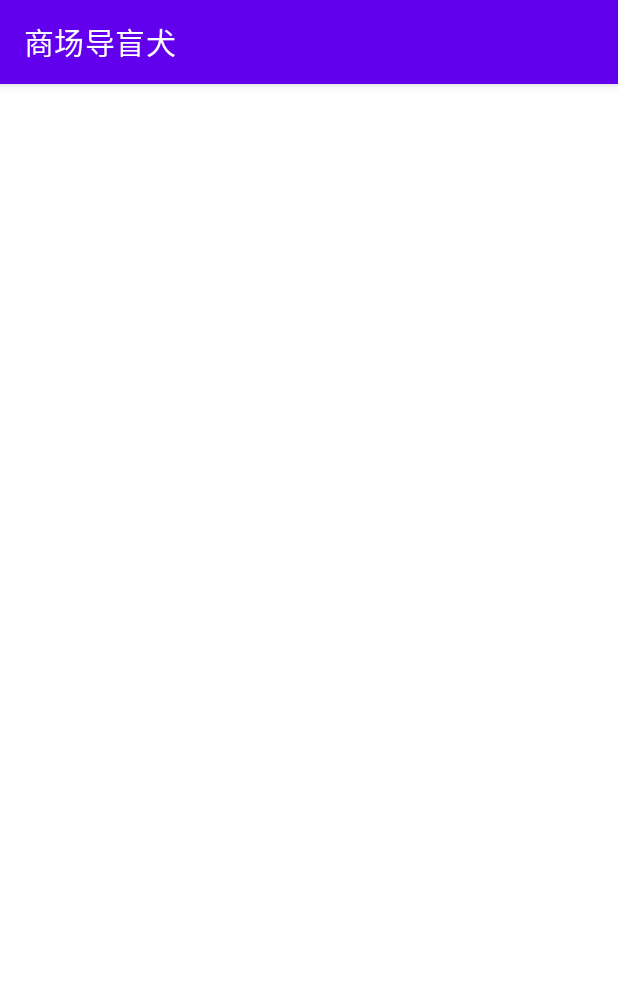
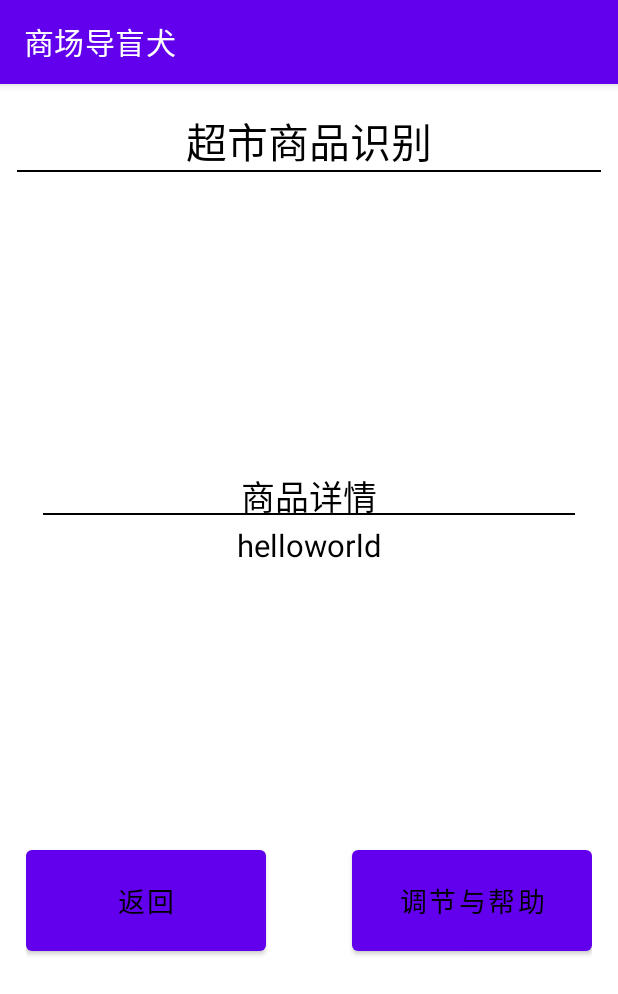
Before and after one commit to bwkst/Navigation_Shopping_Assist_App, an Android app: the Product screen opened directly, with no data from a screen before it, on a phone screen of 412 x 824 dp. Shown: the top 994 px of the screen. Run offline under Robolectric (Android 15) with nearby library versions, the phone set to English and light mode, and no system bars.

Commit message:
前端代码实现——超市商品识别
主页面完成（未进行onClick对接）+空位给摄像头

```diff
--- a/app/src/main/java/com/example/demo/MainActivity.java
+++ b/app/src/main/java/com/example/demo/MainActivity.java
@@ -9,6 +9,6 @@ public class MainActivity extends AppCompatActivity {
     @Override
     protected void onCreate(Bundle savedInstanceState) {
         super.onCreate(savedInstanceState);
-        setContentView(R.layout.activity_main);
+        setContentView(R.layout.activity_product);
     }
 }
--- a/app/src/main/res/layout/activity_product.xml
+++ b/app/src/main/res/layout/activity_product.xml
@@ -9,6 +9,139 @@
     tools:context=".ConfirmMall"
     android:background="#FFFFFF"
     android:orientation="vertical"
-    android:padding="@dimen/dp_70">
+    android:padding="@dimen/dp_10">
+
+    <LinearLayout
+        android:layout_width="match_parent"
+        android:layout_height="@dimen/dp_40"
+        android:orientation="vertical"
+        android:paddingTop="@dimen/dp_5">
+
+        <!--字体(font family)未设-->
+        <!--字颜色暂设 #000000-->
+        <TextView
+            android:id="@+id/product_title"
+            android:layout_width="match_parent"
+            android:layout_height="match_parent"
+            android:height="@dimen/dp_35"
+            android:text="@string/b_product"
+            android:textAlignment="center"
+            android:textColor="#000000"
+            android:textSize="@dimen/sp_24" />
+
+    </LinearLayout>
+
+    <LinearLayout
+        android:layout_width="match_parent"
+        android:layout_height="@dimen/dp_1"
+        android:orientation="vertical">
+
+        <!--分割线-->
+        <View
+            android:layout_width="match_parent"
+            android:layout_height="@dimen/dp_1"
+            android:background="#000000"/>
+
+    </LinearLayout>
+
+    <LinearLayout
+        android:layout_width="match_parent"
+        android:layout_height="@dimen/dp_165"
+        android:orientation="vertical"
+        android:paddingRight="@dimen/dp_35"
+        android:paddingLeft="@dimen/dp_35"
+        android:paddingTop="@dimen/dp_15"
+        android:paddingBottom="@dimen/dp_10">
+
+        <!--拍照区域-->
+
+    </LinearLayout>
+
+    <!--边框用background(drawable)-->
+    <LinearLayout
+        android:layout_width="match_parent"
+        android:layout_height="@dimen/dp_220"
+        android:orientation="vertical"
+        android:paddingRight="@dimen/dp_15"
+        android:paddingLeft="@dimen/dp_15"
+        android:paddingTop="@dimen/dp_9"
+        android:paddingBottom="@dimen/dp_15">
+
+        <!--字体(font family)未设-->
+        <!--字颜色暂设 #000000-->
+        <TextView
+            android:layout_width="match_parent"
+            android:layout_height="@dimen/dp_25"
+            android:id="@+id/product_detail"
+            android:height="@dimen/dp_25"
+            android:text="@string/product_detail"
+            android:textAlignment="center"
+            android:textColor="#000000"
+            android:textSize="@dimen/sp_20"/>
+
+        <!--线条色暂设 #000000-->
+        <View
+            android:layout_width="match_parent"
+            android:layout_height="@dimen/dp_1"
+            android:background="#000000"/>
+
+        <!--字(text)未设：动态-->
+        <!--字体(font family)未设-->
+        <!--字颜色暂设 #000000-->
+        <TextView
+            android:layout_width="match_parent"
+            android:layout_height="match_parent"
+            android:paddingTop="@dimen/dp_5"
+            android:id="@+id/p_details"
+            android:height="@dimen/dp_170"
+            android:text="helloworld"
+            android:textAlignment="center"
+            android:textColor="#000000"
+            android:textSize="@dimen/sp_18"/>
+
+    </LinearLayout>
+
+    <LinearLayout
+        android:layout_width="match_parent"
+        android:layout_height="@dimen/dp_80"
+        android:orientation="vertical"
+        android:paddingTop="@dimen/dp_5"
+        android:paddingLeft="@dimen/dp_5"
+        android:paddingRight="@dimen/dp_5"
+        android:paddingBottom="@dimen/dp_5">
+
+        <!--RelativeLayout 为了按钮排版-->
+        <RelativeLayout
+            android:layout_width="match_parent"
+            android:layout_height="match_parent">
+
+            <!--按钮样式(background)未设 应存于drawable-->
+            <!--字体(font family)未设-->
+            <!--字颜色暂设 #000000-->
+            <Button
+                android:layout_width="@dimen/dp_140"
+                android:layout_height="match_parent"
+                android:id="@+id/b_product_back"
+                android:text="@string/b_back"
+                android:textAlignment="center"
+                android:textColor="#000000"
+                android:textSize="@dimen/sp_16"/>
+
+            <!--按钮样式(background)未设 应存于drawable-->
+            <!--字体(font family)未设-->
+            <!--字颜色暂设 #000000-->
+            <Button
+                android:layout_width="@dimen/dp_140"
+                android:layout_height="match_parent"
+                android:id="@+id/b_product_setting"
+                android:text="@string/b_setting"
+                android:layout_alignParentRight="true"
+                android:textAlignment="center"
+                android:textColor="#000000"
+                android:textSize="@dimen/sp_16"/>
+
+        </RelativeLayout>
+
+    </LinearLayout>
 
 </LinearLayout>
--- a/app/src/main/res/values/strings.xml
+++ b/app/src/main/res/values/strings.xml
@@ -6,4 +6,6 @@
     <string name="b_setting">调节与帮助</string>
     <string name="b_end_mall">退出商场导航</string>
     <string name="b_end_market">退出超市导航</string>
+    <string name="product_detail">商品详情</string>
+    <string name="b_back">返回</string>
 </resources>
```
